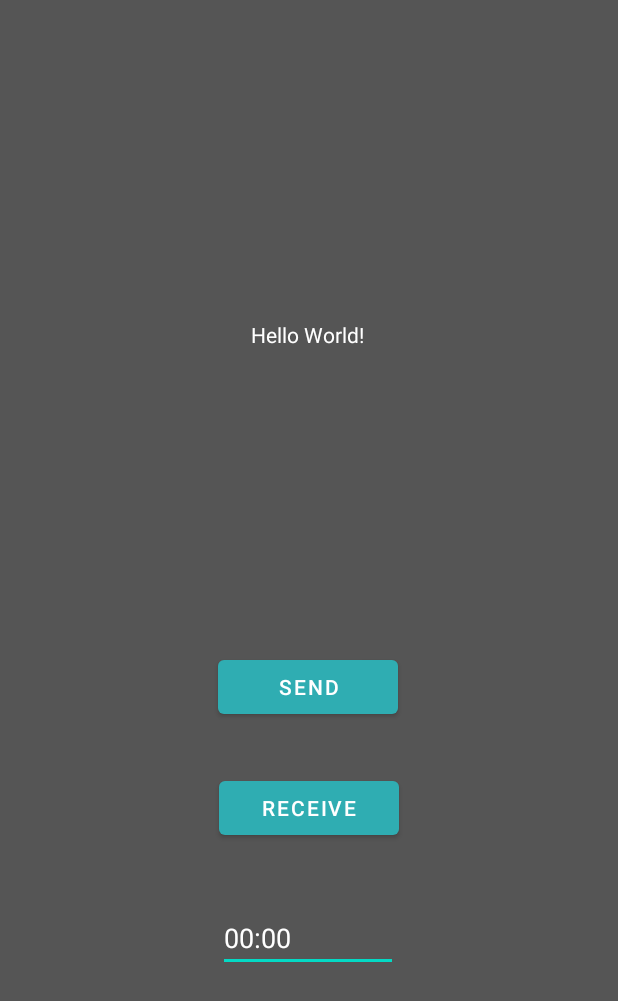
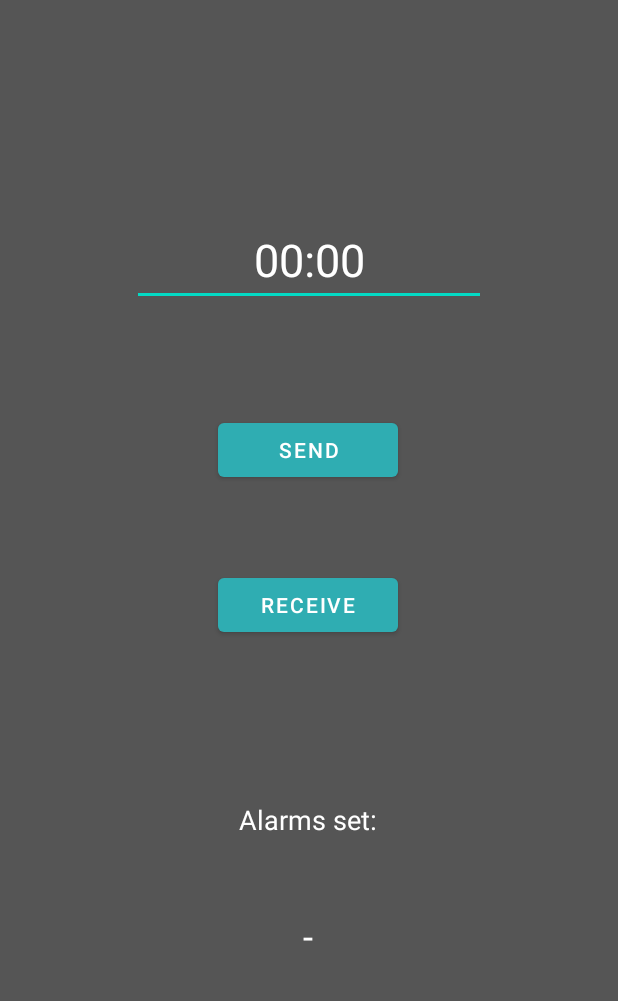
Before and after one commit to JKusiak/clock-app, an Android app: the layout activity_main.xml on its own in the app's theme, with its tools: preview values and no code run, on a phone screen of 412 x 824 dp. Shown: the top 1001 px of the screen. Run offline under Robolectric (Android 15) with nearby library versions, the phone set to English and light mode, and no system bars.

Commit message:
Desperate attempt to do sth usefull at late hour, will repair in the morning

```diff
--- a/AlarmClockApp/app/src/main/res/layout/activity_main.xml
+++ b/AlarmClockApp/app/src/main/res/layout/activity_main.xml
@@ -9,34 +9,47 @@
 
     <EditText
         android:id="@+id/hourET"
-        android:layout_width="120dp"
-        android:layout_height="39dp"
+        android:layout_width="236dp"
+        android:layout_height="60dp"
+        android:layout_marginTop="144dp"
         android:autofillHints=""
         android:ems="10"
+        android:gravity="center"
         android:hint="@string/hour"
         android:inputType="none"
         android:onClick="showTimePicker"
         android:textColor="#FFFFFF"
         android:textColorHint="#FFFFFF"
-        app:layout_constraintBottom_toBottomOf="parent"
+        android:textSize="30sp"
         app:layout_constraintEnd_toEndOf="parent"
-        app:layout_constraintHorizontal_bias="0.497"
         app:layout_constraintStart_toStartOf="parent"
-        app:layout_constraintTop_toTopOf="parent"
-        app:layout_constraintVertical_bias="0.776" />
+        app:layout_constraintTop_toTopOf="parent" />
 
     <TextView
-        android:id="@+id/tvMain"
+        android:id="@+id/alarmText"
         android:layout_width="wrap_content"
         android:layout_height="wrap_content"
-        android:text="Hello World!"
+        android:text="Alarms set:"
         android:textColor="#FFFFFF"
+        android:textSize="18sp"
         app:layout_constraintBottom_toBottomOf="parent"
         app:layout_constraintHorizontal_bias="0.498"
         app:layout_constraintLeft_toLeftOf="parent"
         app:layout_constraintRight_toRightOf="parent"
-        app:layout_constraintTop_toTopOf="parent"
-        app:layout_constraintVertical_bias="0.265" />
+        app:layout_constraintTop_toBottomOf="@+id/receiveBtn"
+        app:layout_constraintVertical_bias="0.286" />
+
+    <Button
+        android:id="@+id/receiveBtn"
+        android:layout_width="120dp"
+        android:layout_height="wrap_content"
+        android:text="@string/receive"
+        app:layout_constraintBottom_toBottomOf="parent"
+        app:layout_constraintEnd_toEndOf="parent"
+        app:layout_constraintHorizontal_bias="0.498"
+        app:layout_constraintStart_toStartOf="parent"
+        app:layout_constraintTop_toBottomOf="@+id/sendBtn"
+        app:layout_constraintVertical_bias="0.123" />
 
     <Button
         android:id="@+id/sendBtn"
@@ -47,18 +60,21 @@
         app:layout_constraintEnd_toEndOf="parent"
         app:layout_constraintHorizontal_bias="0.498"
         app:layout_constraintStart_toStartOf="parent"
-        app:layout_constraintTop_toTopOf="parent"
-        app:layout_constraintVertical_bias="0.559" />
+        app:layout_constraintTop_toBottomOf="@+id/hourET"
+        app:layout_constraintVertical_bias="0.126" />
 
-    <Button
-        android:id="@+id/recieveBtn"
-        android:layout_width="120dp"
+    <TextView
+        android:id="@+id/alarmList"
+        android:layout_width="wrap_content"
         android:layout_height="wrap_content"
-        android:text="@string/receive"
+        android:text="-"
+        android:textColor="#FFFFFF"
+        android:textSize="24sp"
         app:layout_constraintBottom_toBottomOf="parent"
         app:layout_constraintEnd_toEndOf="parent"
+        app:layout_constraintHorizontal_bias="0.498"
         app:layout_constraintStart_toStartOf="parent"
-        app:layout_constraintTop_toTopOf="parent"
-        app:layout_constraintVertical_bias="0.663" />
+        app:layout_constraintTop_toBottomOf="@+id/alarmText"
+        app:layout_constraintVertical_bias="0.208" />
 
 </androidx.constraintlayout.widget.ConstraintLayout>
```
Also changed, not shown: AlarmClockApp/app/src/main/java/com/example/alarmclockapp/MainActivity.java (+22 -14 lines), 1 other file.
